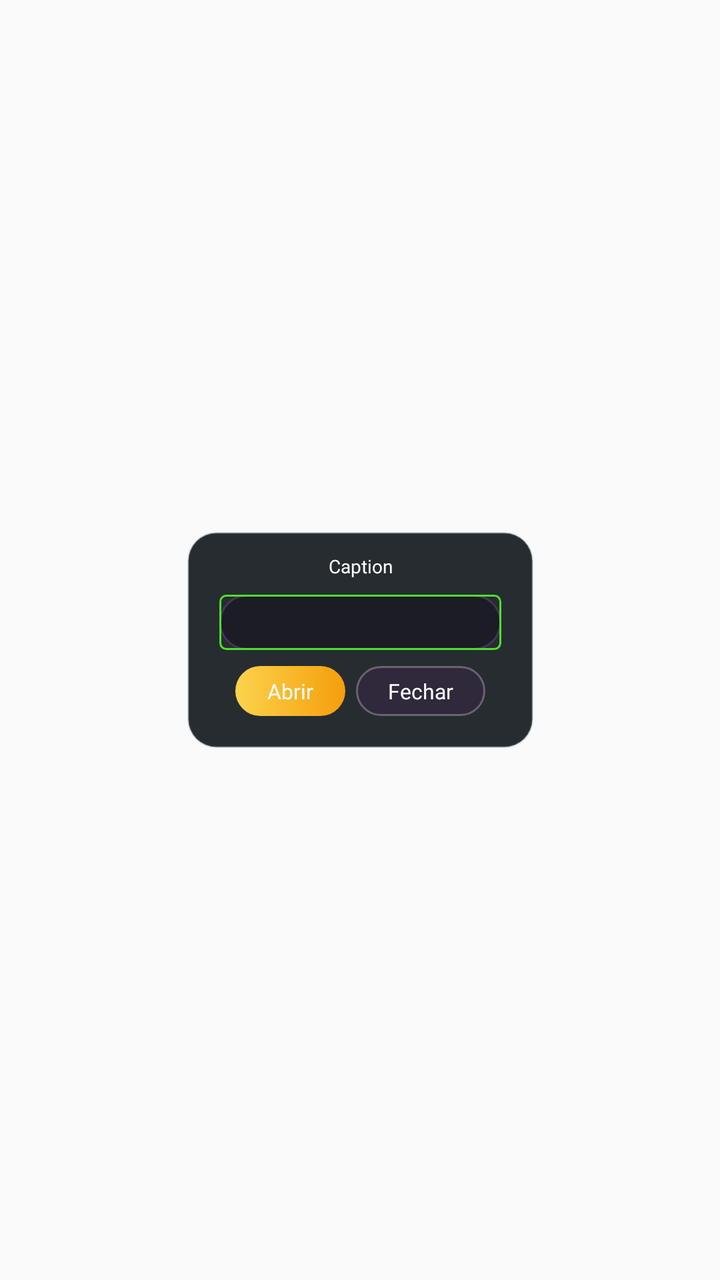
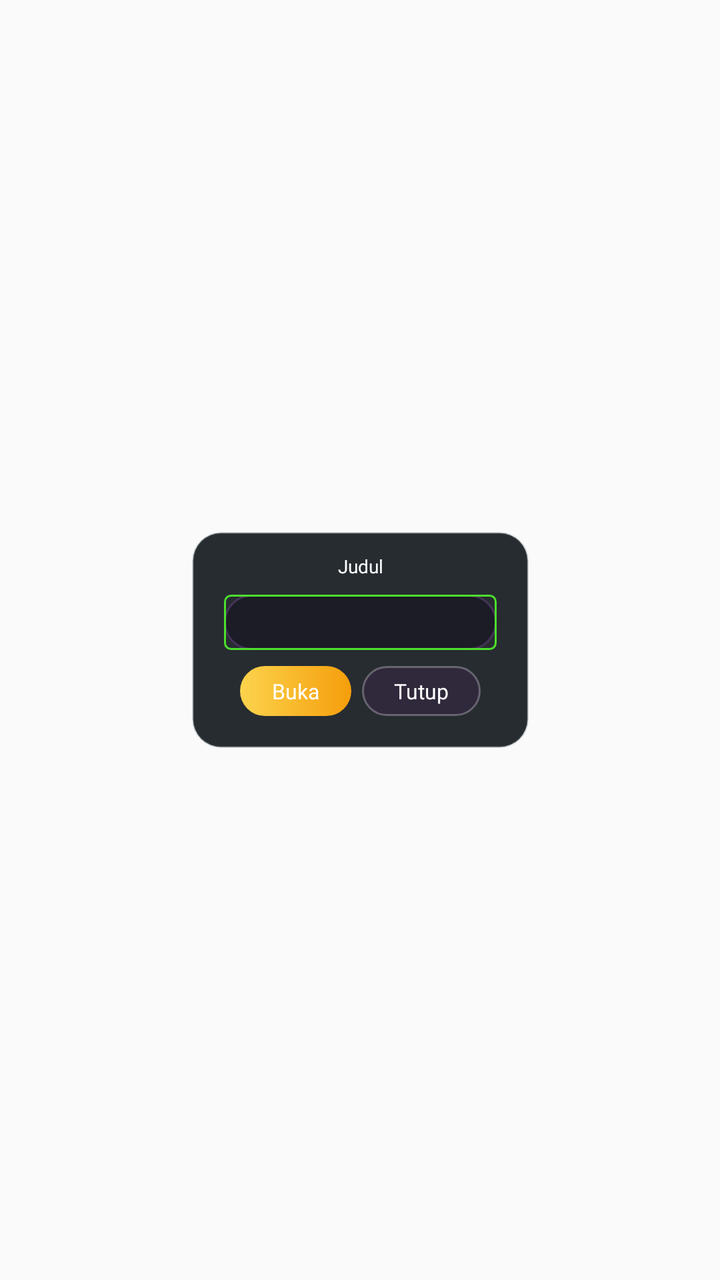

An Android layout rendered at two revisions. The XML below is the earlier revision; the diff shows what the commit changed to produce the second picture.
<!-- AndroidManifest.xml: application theme Theme.AppCompat.Light.NoActionBar.FullScreen -->
<!-- res/layout/dialog.xml -->
<?xml version="1.0" encoding="utf-8"?>
<androidx.constraintlayout.widget.ConstraintLayout xmlns:android="http://schemas.android.com/apk/res/android"
	xmlns:app="http://schemas.android.com/apk/res-auto"
	android:layout_width="match_parent"
	android:layout_height="match_parent"
	android:visibility="visible">

	<androidx.constraintlayout.widget.ConstraintLayout
		android:id="@+id/dialog"
		android:layout_width="wrap_content"
		android:layout_height="wrap_content"
		android:layout_gravity="center"
		android:background="@drawable/ic_dialog_bg"
		android:visibility="visible"
		app:layout_constraintBottom_toBottomOf="parent"
		app:layout_constraintEnd_toEndOf="parent"
		app:layout_constraintStart_toStartOf="parent"
		app:layout_constraintTop_toTopOf="parent">

		<androidx.constraintlayout.widget.ConstraintLayout
			android:id="@+id/dialog_body"
			android:layout_width="wrap_content"
			android:layout_height="wrap_content"
			android:layout_marginStart="48.0px"
			android:layout_marginTop="32.0px"
			android:layout_marginEnd="48.0px"
			android:layout_marginBottom="48.0px"
			android:visibility="visible"
			app:layout_constraintBottom_toBottomOf="parent"
			app:layout_constraintEnd_toEndOf="parent"
			app:layout_constraintHeight_max="800.0px"
			app:layout_constraintStart_toStartOf="parent"
			app:layout_constraintTop_toTopOf="parent">

			<TextView
				android:id="@+id/dialog_caption"
				android:layout_width="wrap_content"
				android:layout_height="wrap_content"
				android:fontFamily="@font/montserrat_black"
				android:lines="1"
				android:maxLines="1"
				android:singleLine="true"
				android:text="Caption"
				android:textColor="#ffffffff"
				android:textSize="28.0px"
				app:layout_constraintEnd_toEndOf="parent"
				app:layout_constraintStart_toStartOf="parent"
				app:layout_constraintTop_toTopOf="parent" />

			<ScrollView
				android:id="@+id/dialog_text_layout"
				android:layout_width="wrap_content"
				android:layout_height="wrap_content"
				android:layout_marginTop="24.0px"
				android:layout_marginBottom="24.0px"
				android:scrollbars="none"
				android:visibility="gone"
				app:layout_constraintBottom_toTopOf="@+id/dialog_buttons"
				app:layout_constraintHeight_max="632.0px"
				app:layout_constraintStart_toStartOf="parent"
				app:layout_constraintTop_toBottomOf="@+id/dialog_caption"
				app:layout_constraintVertical_bias="0.0">

				<LinearLayout
					android:layout_width="fill_parent"
					android:layout_height="wrap_content"
					android:orientation="vertical">

					<TextView
						android:id="@+id/dialog_text"
						android:layout_width="wrap_content"
						android:layout_height="wrap_content"
						android:fontFamily="@font/muller_medium"
						android:text="Text\nText\nText\nText\nText\nText\nText\nText\nText\nText\nText\nText\nText\nText\nText\nText\nText\nText\nText\nText\nText\nText\nText\nText\nText\nText\nText\nText\nText\nText\nText\nText\nText\nText\nText"
						android:textColor="#ffffffff"
						android:textSize="28.0px"
						app:layout_constraintStart_toStartOf="parent"
						app:layout_constraintTop_toTopOf="parent" />

				</LinearLayout>

			</ScrollView>

			<androidx.constraintlayout.widget.ConstraintLayout
				android:id="@+id/dialog_input_layout"
				android:layout_width="0.0dip"
				android:layout_height="wrap_content"
				android:layout_marginTop="24.0px"
				android:layout_marginBottom="24.0px"
				android:background="@drawable/ic_dialog_input_bg"
				android:visibility="visible"
				app:layout_constraintBottom_toTopOf="@+id/dialog_buttons"
				app:layout_constraintEnd_toEndOf="parent"
				app:layout_constraintHorizontal_bias="0.0"
				app:layout_constraintStart_toStartOf="parent"
				app:layout_constraintTop_toBottomOf="@+id/dialog_text_layout">

				<EditText
					android:id="@+id/dialog_input"
					android:layout_width="0.0dip"
					android:layout_height="wrap_content"
					android:background="@drawable/caixa_personalizadatrans"
					android:fontFamily="@font/montserrat_bold"
					android:imeOptions="flagNoExtractUi"
					android:inputType="textShortMessage"
					android:lines="1"
					android:maxLines="1"
					android:paddingStart="24.0px"
					android:paddingTop="20.0px"
					android:paddingEnd="24.0px"
					android:paddingBottom="20.0px"
					android:singleLine="true"
					android:textColor="#ffffffff"
					android:textColorHint="#7affffff"
					android:textSize="32.0px"
					app:layout_constraintBottom_toBottomOf="parent"
					app:layout_constraintEnd_toEndOf="parent"
					app:layout_constraintStart_toStartOf="parent"
					app:layout_constraintTop_toTopOf="parent" />

			</androidx.constraintlayout.widget.ConstraintLayout>

			<androidx.constraintlayout.widget.ConstraintLayout
				android:id="@+id/dialog_list_layout"
				android:layout_width="wrap_content"
				android:layout_height="wrap_content"
				android:layout_marginTop="24.0px"
				android:layout_marginBottom="24.0px"
				android:visibility="gone"
				app:layout_constraintBottom_toTopOf="@+id/dialog_buttons"
				app:layout_constraintEnd_toEndOf="parent"
				app:layout_constraintHeight_max="632.0px"
				app:layout_constraintHeight_min="632.0px"
				app:layout_constraintStart_toStartOf="parent"
				app:layout_constraintTop_toBottomOf="@+id/dialog_caption">

				<androidx.constraintlayout.widget.ConstraintLayout
					android:id="@+id/dialog_tablist_row"
					android:layout_width="wrap_content"
					android:layout_height="wrap_content"
					android:paddingStart="32.0px"
					android:paddingEnd="64.0px"
					android:paddingBottom="12.0px"
					android:visibility="visible"
					app:layout_constraintStart_toStartOf="parent"
					app:layout_constraintTop_toTopOf="parent">

					<TextView
						android:id="@+id/dialog_field1"
						android:layout_width="wrap_content"
						android:layout_height="wrap_content"
						android:fontFamily="@font/roboto_medium"
						android:lines="1"
						android:maxLines="1"
						android:paddingEnd="20.0px"
						android:singleLine="true"
						android:text="Field1"
						android:textColor="@color/white"
						android:textSize="32.0px"
						app:layout_constraintStart_toStartOf="parent"
						app:layout_constraintTop_toTopOf="parent" />

					<TextView
						android:id="@+id/dialog_field2"
						android:layout_width="wrap_content"
						android:layout_height="wrap_content"
						android:fontFamily="@font/roboto_medium"
						android:lines="1"
						android:maxLines="1"
						android:paddingEnd="20.0px"
						android:singleLine="true"
						android:text="Field2"
						android:textColor="@color/white"
						android:textSize="32.0px"
						app:layout_constraintStart_toEndOf="@+id/dialog_field1"
						app:layout_constraintTop_toTopOf="parent" />

					<TextView
						android:id="@+id/dialog_field3"
						android:layout_width="wrap_content"
						android:layout_height="wrap_content"
						android:fontFamily="@font/roboto_medium"
						android:lines="1"
						android:maxLines="1"
						android:paddingEnd="20.0px"
						android:singleLine="true"
						android:text="Field2"
						android:textColor="@color/white"
						android:textSize="32.0px"
						app:layout_constraintStart_toEndOf="@+id/dialog_field2"
						app:layout_constraintTop_toTopOf="parent" />

					<TextView
						android:id="@+id/dialog_field4"
						android:layout_width="wrap_content"
						android:layout_height="wrap_content"
						android:fontFamily="@font/roboto_medium"
						android:lines="1"
						android:maxLines="1"
						android:paddingEnd="20.0px"
						android:singleLine="true"
						android:text="Field4"
						android:textColor="@color/white"
						android:textSize="32.0px"
						app:layout_constraintStart_toEndOf="@+id/dialog_field3"
						app:layout_constraintTop_toTopOf="parent" />

				</androidx.constraintlayout.widget.ConstraintLayout>

				<androidx.constraintlayout.widget.ConstraintLayout
					android:id="@+id/dialog_list"
					android:layout_width="wrap_content"
					android:layout_height="0.0dip"
					android:background="@drawable/ic_dialog_list_bg"
					app:layout_constraintBottom_toBottomOf="parent"
					app:layout_constraintEnd_toEndOf="parent"
					app:layout_constraintStart_toStartOf="parent"
					app:layout_constraintTop_toBottomOf="@+id/dialog_tablist_row">

					<com.xyron.game.launcher.util.CustomRecyclerView
						android:id="@+id/dialog_list_recycler"
						android:layout_width="0dp"
						android:layout_height="0dp"
						android:layout_marginStart="16.0px"
						android:layout_marginTop="16.0px"
						android:layout_marginEnd="16.0px"
						android:layout_marginBottom="16.0px"
						android:fadeScrollbars="false"
						android:scrollbarAlwaysDrawVerticalTrack="true"
						android:scrollbarSize="32.0px"
						android:scrollbarThumbVertical="@drawable/ic_dialog_scrollbar_thumb"
						android:scrollbarTrackVertical="@drawable/ic_dialog_scrollbar_track"
						android:scrollbars="vertical"
						android:verticalScrollbarPosition="right"
						android:visibility="visible"
						app:layout_constraintBottom_toBottomOf="parent"
						app:layout_constraintEnd_toEndOf="parent"
						app:layout_constraintStart_toStartOf="parent"
						app:layout_constraintTop_toTopOf="parent" />

				</androidx.constraintlayout.widget.ConstraintLayout>

			</androidx.constraintlayout.widget.ConstraintLayout>

			<androidx.constraintlayout.widget.ConstraintLayout
				android:id="@+id/dialog_buttons"
				android:layout_width="wrap_content"
				android:layout_height="wrap_content"
				android:layout_marginStart="24.0px"
				android:layout_marginTop="24.0px"
				android:layout_marginEnd="24.0px"
				android:visibility="visible"
				app:layout_constraintBottom_toBottomOf="parent"
				app:layout_constraintEnd_toEndOf="parent"
				app:layout_constraintStart_toStartOf="parent"
				app:layout_constraintTop_toBottomOf="@+id/dialog_caption"
				app:layout_constraintVertical_bias="1.0">

				<androidx.constraintlayout.widget.ConstraintLayout
					android:id="@+id/button_positive"
					android:layout_width="wrap_content"
					android:layout_height="wrap_content"
					android:background="@drawable/ic_dialog_button_positive"
					app:layout_constraintBottom_toBottomOf="parent"
					app:layout_constraintStart_toStartOf="parent"
					app:layout_constraintTop_toTopOf="parent">

					<TextView
						android:id="@+id/button_positive_text"
						android:layout_width="wrap_content"
						android:layout_height="wrap_content"
						android:layout_marginStart="48.0px"
						android:layout_marginTop="16.0px"
						android:layout_marginEnd="48.0px"
						android:layout_marginBottom="16.0px"
						android:fontFamily="@font/montserrat_bold"
						android:lines="1"
						android:maxLines="1"
						android:singleLine="true"
						android:text="Abrir"
						android:textColor="#ffffffff"
						android:textSize="32.0px"
						app:layout_constraintBottom_toBottomOf="parent"
						app:layout_constraintEnd_toEndOf="parent"
						app:layout_constraintStart_toStartOf="parent"
						app:layout_constraintTop_toTopOf="parent" />

				</androidx.constraintlayout.widget.ConstraintLayout>

				<androidx.constraintlayout.widget.ConstraintLayout
					android:id="@+id/button_negative"
					android:layout_width="wrap_content"
					android:layout_height="wrap_content"
					android:layout_marginStart="16.0px"
					android:background="@drawable/ic_dialog_button_negative"
					android:visibility="visible"
					app:layout_constraintBottom_toBottomOf="parent"
					app:layout_constraintEnd_toEndOf="parent"
					app:layout_constraintStart_toEndOf="@+id/button_positive"
					app:layout_constraintTop_toTopOf="parent">

					<TextView
						android:id="@+id/button_negative_text"
						android:layout_width="wrap_content"
						android:layout_height="wrap_content"
						android:layout_marginStart="48.0px"
						android:layout_marginTop="16.0px"
						android:layout_marginEnd="48.0px"
						android:layout_marginBottom="16.0px"
						android:fontFamily="@font/montserrat_bold"
						android:lines="1"
						android:maxLines="1"
						android:singleLine="true"
						android:text="Fechar"
						android:textColor="#ffffffff"
						android:textSize="32.0px"
						app:layout_constraintBottom_toBottomOf="parent"
						app:layout_constraintEnd_toEndOf="parent"
						app:layout_constraintStart_toStartOf="parent"
						app:layout_constraintTop_toTopOf="parent" />

				</androidx.constraintlayout.widget.ConstraintLayout>

			</androidx.constraintlayout.widget.ConstraintLayout>

		</androidx.constraintlayout.widget.ConstraintLayout>
	</androidx.constraintlayout.widget.ConstraintLayout>
</androidx.constraintlayout.widget.ConstraintLayout>
<!-- resources referenced by this layout -->
<resources>
  <color name="white">#FFFFFFFF</color>
  <!-- drawable caixa_personalizadatrans (drawable) -->
  <shape xmlns:android="http://schemas.android.com/apk/res/android"
      android:shape="rectangle">
  
      <solid android:color="@android:color/transparent" /> 
  
      <stroke
          android:width="1dp"
          android:color="#4DDF2C" /> 
  
      <corners android:radius="3dp" /> 
  </shape>
  <!-- drawable ic_dialog_bg (drawable) -->
  <?xml version="1.0" encoding="utf-8"?>
  <shape xmlns:android="http://schemas.android.com/apk/res/android">
      <solid android:color="#E00B1016" />
      <corners android:radius="14dp" />
      <stroke
          android:width="1dp"
          android:color="@color/launcher_border_soft" />
  </shape>
  <!-- drawable ic_dialog_button_negative (drawable) -->
  <?xml version="1.0" encoding="utf-8"?>
  <shape xmlns:android="http://schemas.android.com/apk/res/android">
      <solid android:color="#30283B" />
      <corners android:radius="16dp" />
      <stroke
          android:width="1dp"
          android:color="#4AF6EFFF" />
  </shape>
  <!-- drawable ic_dialog_button_positive (drawable) -->
  <?xml version="1.0" encoding="utf-8"?>
  <shape xmlns:android="http://schemas.android.com/apk/res/android">
      <gradient
          android:angle="0"
          android:endColor="#F59E0B"
          android:startColor="#FCD34D" />
      <corners android:radius="16dp" />
  </shape>
  <!-- drawable ic_dialog_input_bg (drawable) -->
  <?xml version="1.0" encoding="utf-8"?>
  <shape xmlns:android="http://schemas.android.com/apk/res/android">
      <solid android:color="#85100F1B" />
      <corners android:radius="16dp" />
      <stroke
          android:width="1dp"
          android:color="#36D06BFF" />
  </shape>
  <!-- drawable ic_dialog_list_bg (drawable) -->
  <?xml version="1.0" encoding="utf-8"?>
  <shape xmlns:android="http://schemas.android.com/apk/res/android">
      <solid android:color="#8E0C0A16" />
      <corners android:radius="18dp" />
      <stroke
          android:width="1dp"
          android:color="#33FFFFFF" />
  </shape>
  <!-- drawable ic_dialog_scrollbar_thumb (drawable) -->
  <?xml version="1.0" encoding="utf-8"?>
  <shape
      xmlns:android="http://schemas.android.com/apk/res/android"
      xmlns:app="http://schemas.android.com/apk/res-auto"
      xmlns:aapt="http://schemas.android.com/aapt">
  
      <gradient
          android:startColor="#FF8A00"
          android:endColor="#FBBF23"
          android:angle="90"
          android:type="linear"/>
  
      <corners
          android:radius="@dimen/_100sdp"/>
  
  </shape>
  <!-- drawable ic_dialog_scrollbar_track (drawable) -->
  <?xml version="1.0" encoding="utf-8"?>
  <shape xmlns:android="http://schemas.android.com/apk/res/android" xmlns:app="http://schemas.android.com/apk/res-auto" xmlns:aapt="http://schemas.android.com/aapt">
      <solid android:color="#4d616161"/>
      <corners android:radius="@dimen/_100sdp"/>
  </shape>
  <style name="Theme.AppCompat.Light.NoActionBar.FullScreen" parent="@style/Theme.AppCompat.Light.NoActionBar">
          <item name="android:windowNoTitle">true</item>
          <item name="android:windowActionBar">false</item>
          <item name="android:windowFullscreen">true</item>
          <item name="android:windowContentOverlay">@null</item>
          <item name="android:windowLayoutInDisplayCutoutMode">shortEdges</item>
      </style>
  <color name="launcher_border_soft">#42798A91</color>
</resources>

<!-- the commit's change to res/layout/dialog.xml (unified diff, before → after) -->
@@ -40,7 +40,7 @@
 				android:lines="1"
 				android:maxLines="1"
 				android:singleLine="true"
-				android:text="Caption"
+				android:text="Judul"
 				android:textColor="#ffffffff"
 				android:textSize="28.0px"
 				app:layout_constraintEnd_toEndOf="parent"
@@ -71,7 +71,7 @@
 						android:layout_width="wrap_content"
 						android:layout_height="wrap_content"
 						android:fontFamily="@font/muller_medium"
-						android:text="Text\nText\nText\nText\nText\nText\nText\nText\nText\nText\nText\nText\nText\nText\nText\nText\nText\nText\nText\nText\nText\nText\nText\nText\nText\nText\nText\nText\nText\nText\nText\nText\nText\nText\nText"
+						android:text="Teks\nTeks\nTeks\nTeks\nTeks\nTeks\nTeks\nTeks\nTeks\nTeks\nTeks\nTeks\nTeks\nTeks\nTeks\nTeks\nTeks\nTeks\nTeks\nTeks\nTeks\nTeks\nTeks\nTeks\nTeks\nTeks\nTeks\nTeks\nTeks\nTeks\nTeks\nTeks\nTeks\nTeks\nTeks"
 						android:textColor="#ffffffff"
 						android:textSize="28.0px"
 						app:layout_constraintStart_toStartOf="parent"
@@ -154,7 +154,7 @@
 						android:maxLines="1"
 						android:paddingEnd="20.0px"
 						android:singleLine="true"
-						android:text="Field1"
+						android:text="Bidang1"
 						android:textColor="@color/white"
 						android:textSize="32.0px"
 						app:layout_constraintStart_toStartOf="parent"
@@ -169,7 +169,7 @@
 						android:maxLines="1"
 						android:paddingEnd="20.0px"
 						android:singleLine="true"
-						android:text="Field2"
+						android:text="Bidang2"
 						android:textColor="@color/white"
 						android:textSize="32.0px"
 						app:layout_constraintStart_toEndOf="@+id/dialog_field1"
@@ -184,7 +184,7 @@
 						android:maxLines="1"
 						android:paddingEnd="20.0px"
 						android:singleLine="true"
-						android:text="Field2"
+						android:text="Bidang2"
 						android:textColor="@color/white"
 						android:textSize="32.0px"
 						app:layout_constraintStart_toEndOf="@+id/dialog_field2"
@@ -199,7 +199,7 @@
 						android:maxLines="1"
 						android:paddingEnd="20.0px"
 						android:singleLine="true"
-						android:text="Field4"
+						android:text="Bidang4"
 						android:textColor="@color/white"
 						android:textSize="32.0px"
 						app:layout_constraintStart_toEndOf="@+id/dialog_field3"
@@ -277,7 +277,7 @@
 						android:lines="1"
 						android:maxLines="1"
 						android:singleLine="true"
-						android:text="Abrir"
+						android:text="Buka"
 						android:textColor="#ffffffff"
 						android:textSize="32.0px"
 						app:layout_constraintBottom_toBottomOf="parent"
@@ -311,7 +311,7 @@
 						android:lines="1"
 						android:maxLines="1"
 						android:singleLine="true"
-						android:text="Fechar"
+						android:text="Tutup"
 						android:textColor="#ffffffff"
 						android:textSize="32.0px"
 						app:layout_constraintBottom_toBottomOf="parent"
